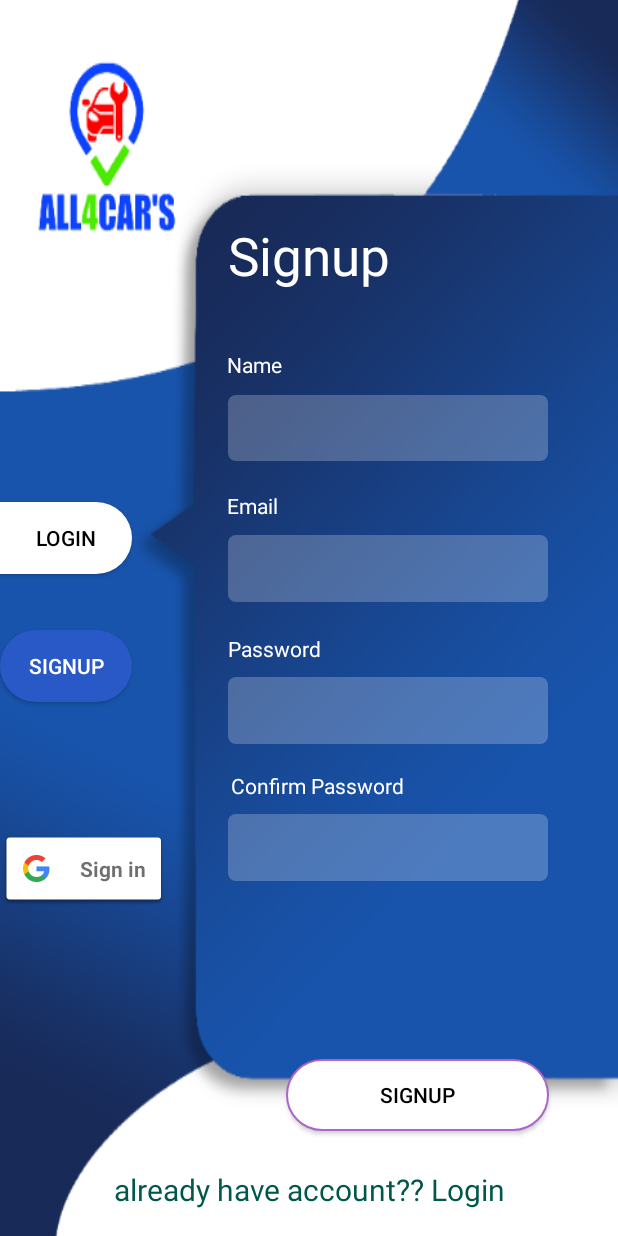
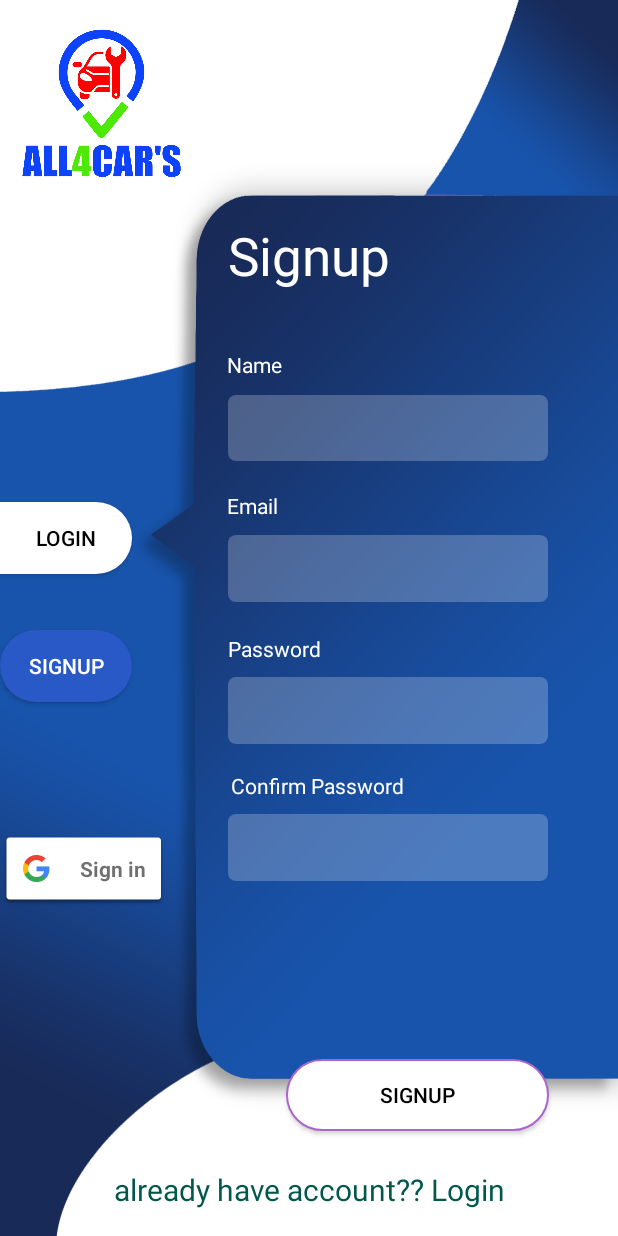
Before and after one commit to Aashir-Technolligence/All4Cars, an Android app: the SignupActivity screen opened directly, with no data from a screen before it, on a phone screen of 412 x 824 dp. Run offline under Robolectric (Android 15) with nearby library versions, the light colour scheme and no system bars; our stand-ins replace Firebase (no records; nobody signed in at launch, a user with empty details on screens opened directly).

Commit message:
Final A to Z

```diff
--- a/app/src/main/res/layout/activity_signup.xml
+++ b/app/src/main/res/layout/activity_signup.xml
@@ -5,7 +5,12 @@
     android:layout_width="match_parent"
     android:layout_height="match_parent"
     tools:context=".SignupActivity"
-    android:background="@mipmap/login1">
+    android:background="@drawable/log">
+    <ImageView
+        android:padding="10dp"
+        android:layout_width="135dp"
+        android:layout_height="135dp"
+        android:src="@drawable/cars"/>
 
 
     <Button
--- a/app/src/main/res/values/strings.xml
+++ b/app/src/main/res/values/strings.xml
@@ -1,5 +1,5 @@
 <resources>
-    <string name="app_name">All4Cars</string>
+    <string name="app_name">All4Car\'\s</string>
     <string name="close">Close</string>
     <string name="open">Open</string>
     <string-array name="service_type">
```
Also changed, not shown: app/src/main/res/layout/activity_login_signup.xml (+6 -1 lines), app/src/main/res/layout/activity_service_detail.xml (+6 -6 lines), app/src/main/res/layout/post.xml (+6 -6 lines), app/src/main/res/drawable/log.png (added).
